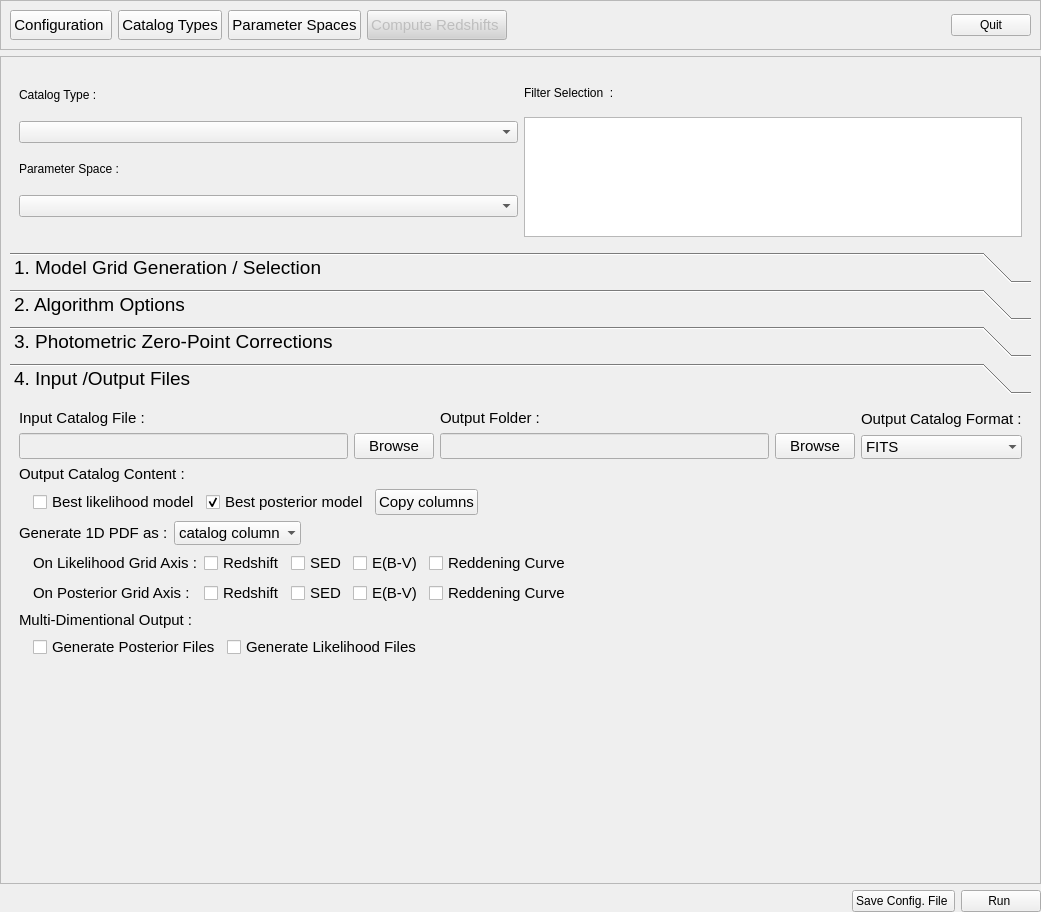
Old version of the form PhzQtUI/auxdir/PhzQtUI/FormAnalysis.ui in the repository astrorama/Phosphoros.
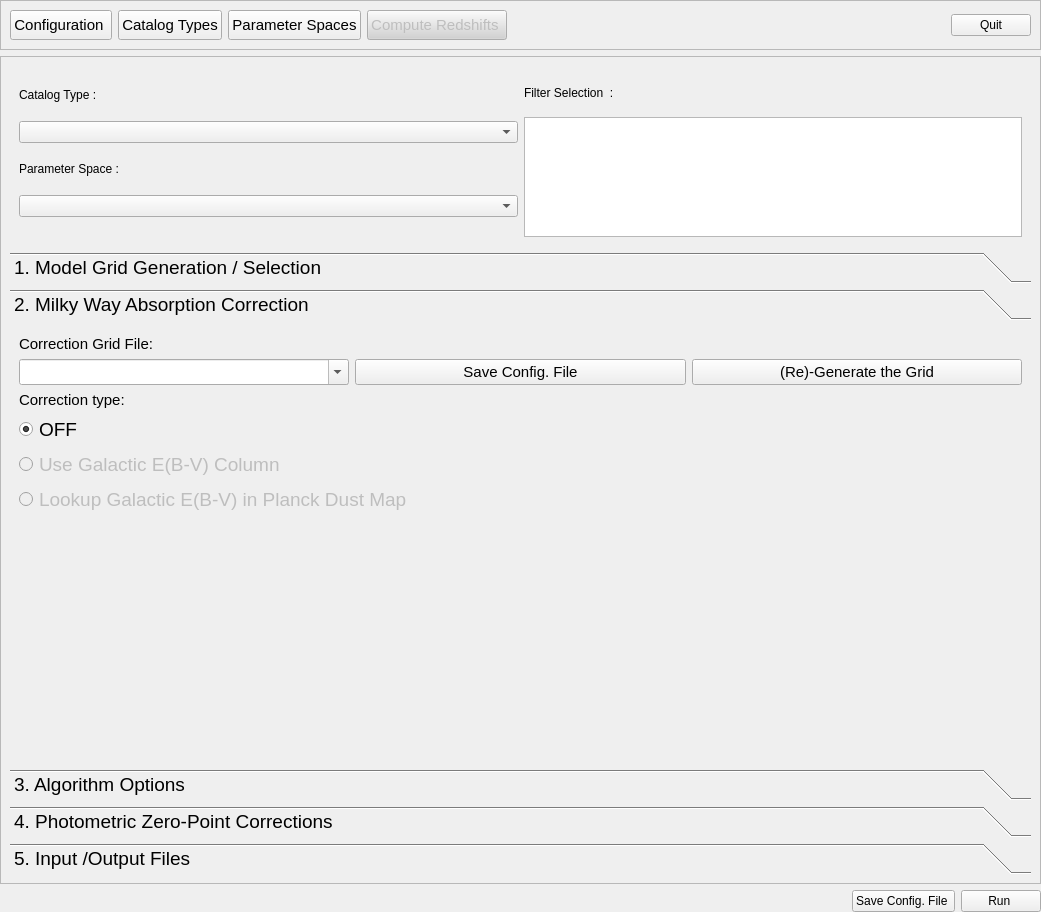
New version of the form. The open tabs and pages were chosen to show the change.

Commit message: Change in the User interface for the Galactic Absorption Correction. Step1: enability and button behavior

Diff of the .ui file:
```diff
--- a/PhzQtUI/auxdir/PhzQtUI/FormAnalysis.ui
+++ b/PhzQtUI/auxdir/PhzQtUI/FormAnalysis.ui
@@ -470,6 +470,141 @@
            </item>
           </layout>
          </widget>
+         <widget class="QWidget" name="page_5">
+          <attribute name="label">
+           <string>2. Milky Way Absorption Correction</string>
+          </attribute>
+          <layout class="QVBoxLayout" name="verticalLayout_27">
+           <item>
+            <widget class="QLabel" name="label_16">
+             <property name="font">
+              <font>
+               <pointsize>11</pointsize>
+              </font>
+             </property>
+             <property name="text">
+              <string>Correction Grid File:</string>
+             </property>
+            </widget>
+           </item>
+           <item>
+            <layout class="QHBoxLayout" name="horizontalLayout_20">
+             <item>
+              <layout class="QVBoxLayout" name="verticalLayout_19">
+               <item>
+                <widget class="QComboBox" name="cb_CompatibleGalCorrGrid">
+                 <property name="font">
+                  <font>
+                   <pointsize>11</pointsize>
+                  </font>
+                 </property>
+                 <property name="editable">
+                  <bool>true</bool>
+                 </property>
+                </widget>
+               </item>
+              </layout>
+             </item>
+             <item>
+              <layout class="QVBoxLayout" name="verticalLayout_20">
+               <item>
+                <widget class="QPushButton" name="btn_GetGalCorrConfigGrid">
+                 <property name="font">
+                  <font>
+                   <pointsize>11</pointsize>
+                  </font>
+                 </property>
+                 <property name="toolTip">
+                  <string/>
+                 </property>
+                 <property name="text">
+                  <string>Save Config. File</string>
+                 </property>
+                </widget>
+               </item>
+              </layout>
+             </item>
+             <item>
+              <layout class="QVBoxLayout" name="verticalLayout_26">
+               <item>
+                <widget class="QPushButton" name="btn_RunGalCorrGrid">
+                 <property name="font">
+                  <font>
+                   <pointsize>11</pointsize>
+                  </font>
+                 </property>
+                 <property name="toolTip">
+                  <string/>
+                 </property>
+                 <property name="text">
+                  <string>(Re)-Generate the Grid</string>
+                 </property>
+                </widget>
+               </item>
+              </layout>
+             </item>
+            </layout>
+           </item>
+           <item>
+            <widget class="QLabel" name="label_17">
+             <property name="font">
+              <font>
+               <pointsize>11</pointsize>
+              </font>
+             </property>
+             <property name="text">
+              <string>Correction type:</string>
+             </property>
+            </widget>
+           </item>
+           <item>
+            <widget class="QRadioButton" name="rb_gc_off">
+             <property name="text">
+              <string>OFF</string>
+             </property>
+             <property name="checked">
+              <bool>true</bool>
+             </property>
+            </widget>
+           </item>
+           <item>
+            <widget class="QRadioButton" name="rb_gc_col">
+             <property name="enabled">
+              <bool>false</bool>
+             </property>
+             <property name="text">
+              <string>Use Galactic E(B-V) Column</string>
+             </property>
+             <property name="checkable">
+              <bool>true</bool>
+             </property>
+            </widget>
+           </item>
+           <item>
+            <widget class="QRadioButton" name="rb_gc_planck">
+             <property name="enabled">
+              <bool>false</bool>
+             </property>
+             <property name="text">
+              <string>Lookup Galactic E(B-V) in Planck Dust Map</string>
+             </property>
+            </widget>
+           </item>
+           <item>
+            <spacer name="verticalSpacer_2">
+             <property name="orientation">
+              <enum>Qt::Vertical</enum>
+             </property>
+             <property name="sizeHint" stdset="0">
+              <size>
+               <width>20</width>
+               <height>40</height>
+              </size>
+             </property>
+            </spacer>
+           </item>
+          </layout>
+         </widget>
          <widget class="QWidget" name="page_4">
           <property name="geometry">
            <rect>
@@ -480,7 +615,7 @@
            </rect>
           </property>
           <attribute name="label">
-           <string>2. Algorithm Options</string>
+           <string>3. Algorithm Options</string>
           </attribute>
           <layout class="QVBoxLayout" name="verticalLayout_8">
            <item>
@@ -845,7 +980,7 @@
            </rect>
           </property>
           <attribute name="label">
-           <string>3. Photometric Zero-Point Corrections</string>
+           <string>4. Photometric Zero-Point Corrections</string>
           </attribute>
           <layout class="QVBoxLayout" name="verticalLayout_11">
            <item>
@@ -992,11 +1127,11 @@
             <x>0</x>
             <y>0</y>
             <width>1021</width>
-            <height>460</height>
+            <height>422</height>
            </rect>
           </property>
           <attribute name="label">
-           <string>4. Input /Output Files</string>
+           <string>5. Input /Output Files</string>
           </attribute>
           <layout class="QVBoxLayout" name="verticalLayout_2">
            <item>
```
Left out of the diff: 8 changed lines with no effect on the pictures. The commit also changes 12 other files.
